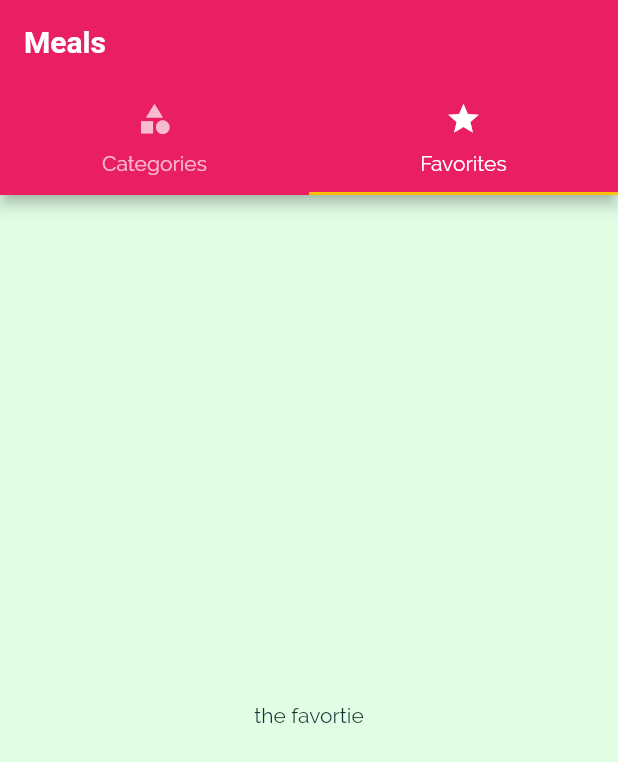
After one commit to Erakotya/Dart_Projects, a Flutter app: the screen it shows after launch, on a phone screen of 412 x 824 dp. The commit adds this screen. Shown: the top 762 px of the screen. Run offline on Flutter 3.47's test engine with Material 2 defaults, Android fonts, the phone set to English and light mode, and no system bars; Roboto replaces fonts that are missing (RobotoCondensed).

Commit message:
adding tabBar to the appBar

```diff
--- a/meals_app/lib/main.dart
+++ b/meals_app/lib/main.dart
@@ -1,7 +1,9 @@
 import 'package:flutter/material.dart';
+import 'package:meals_app/screens/tabs_screen.dart';
 import './screens/categories_screen.dart';
 import './screens/category_meals_screen.dart';
 import './screens/meal_detail_screen.dart';
+import './screens/tabs_screen.dart';
 
 void main() {
   runApp(MyApp());
@@ -35,7 +37,7 @@ class MyApp extends StatelessWidget {
       //home: CategoriesScreen(),
 
       routes: {
-        '/': (ctx) => CategoriesScreen(),
+        '/': (ctx) => TabScreen(),
 
         CategoryMealsScreen.routeName: (ctx) =>
             CategoryMealsScreen(), //or you can use the link style - "'/category_meals'"
--- a/meals_app/lib/screens/categories_screen.dart
+++ b/meals_app/lib/screens/categories_screen.dart
@@ -5,9 +5,7 @@ import '../widgets/category_item.dart'; //.. means go up one level
 class CategoriesScreen extends StatelessWidget {
   @override
   Widget build(BuildContext context) {
-    return Scaffold(
-      appBar: AppBar(title: Text('DeliMeal')),
-      body: GridView(
+    return GridView(
       padding: EdgeInsets.all(25),
       children:
           DUMMY_CATEGORIES //creates a list of categories from another file instead of manually inputing here.
@@ -23,7 +21,6 @@ class CategoriesScreen extends StatelessWidget {
         crossAxisSpacing: 20,
         mainAxisSpacing: 20,
       ),
-      ),
     );
   }
 }
--- a/meals_app/lib/screens/category_meals_screen.dart
+++ b/meals_app/lib/screens/category_meals_screen.dart
@@ -20,9 +20,7 @@ class CategoryMealsScreen extends StatelessWidget {
     final categoryMeals = DUMMY_MEALS.where((meal) {
       return meal.categories.contains(categoryId);
     }).toList();
-    return Scaffold(
-      appBar: AppBar(title: Text(categoryTitle)),
-      body: ListView.builder(
+    return ListView.builder(
       itemBuilder: (ctx, index) {
         return mealItem(
             title: categoryMeals[index].title,
@@ -33,7 +31,6 @@ class CategoryMealsScreen extends StatelessWidget {
             id: categoryMeals[index].id);
       },
       itemCount: categoryMeals.length,
-      ),
     );
   }
 }
--- /dev/null
+++ b/meals_app/lib/screens/favorites_screen.dart
@@ -0,0 +1,8 @@
+import 'package:flutter/material.dart';
+
+class FavoriteScreen extends StatelessWidget {
+  @override
+  Widget build(BuildContext context) {
+    return Center(child: Text('the favortie'));
+  }
+}
--- /dev/null
+++ b/meals_app/lib/screens/tabs_screen.dart
@@ -0,0 +1,36 @@
+import 'package:flutter/material.dart';
+import '../screens/categories_screen.dart';
+import '../screens/favorites_screen.dart';
+
+class TabScreen extends StatefulWidget {
+  @override
+  State<TabScreen> createState() => _TabScreenState();
+}
+
+class _TabScreenState extends State<TabScreen> {
+  @override
+  Widget build(BuildContext context) {
+    return DefaultTabController(
+      length: 2,
+      initialIndex: 1,
+      child: Scaffold(
+          appBar: AppBar(
+            title: Text("Meals"),
+            bottom: TabBar(
+              tabs: <Widget>[
+                Tab(icon: Icon(Icons.category), text: 'Categories'),
+                Tab(
+                  icon: Icon(Icons.star),
+                  text: "Favorites",
+                ),
+              ],
+            ),
+          ),
+          body: TabBarView(children: <Widget>[
+            CategoriesScreen(), //the widget order matters! also, watch out for overlapping scaffolds()
+            FavoriteScreen()
+          ]) //what ever botton is pressed, "body" will represent it
+          ),
+    );
+  }
+}
```
Lines whose indentation alone changed are shown as unchanged.
